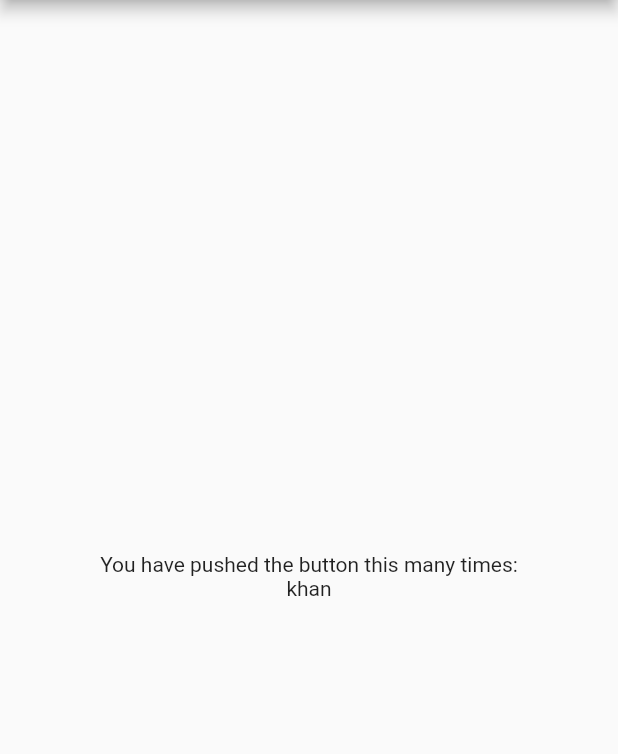
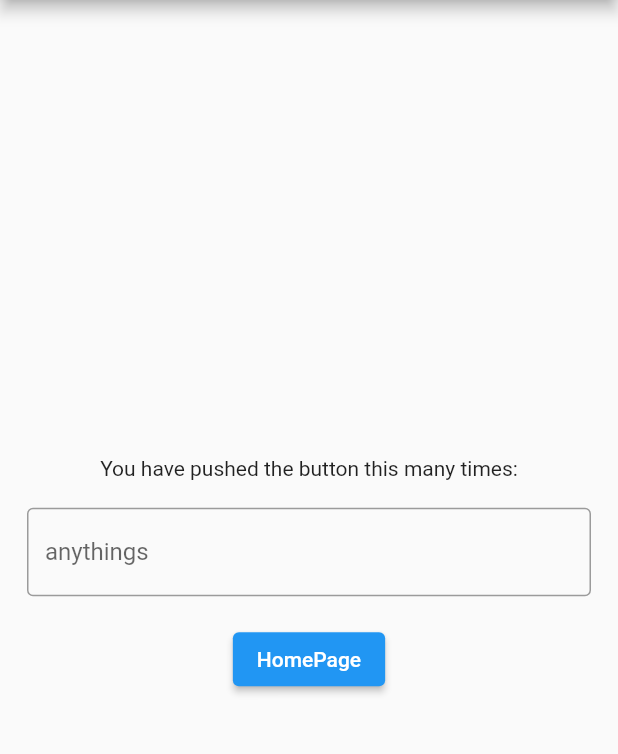
Before and after one commit to mdyasinkhan1996/My-First-Git, a Flutter app: the screen it shows after launch, on a phone screen of 412 x 824 dp, the part 84-838 px from its top. Run offline on Flutter 3.47's test engine with Material 2 defaults, Android fonts, the phone set to English and light mode, and no system bars.

Commit message:
new upload

```diff
--- a/lib/main.dart
+++ b/lib/main.dart
@@ -1,4 +1,5 @@
 import 'package:flutter/material.dart';
+import 'package:gitone/home.dart';
 
 void main() {
   runApp(const MyApp());
@@ -23,7 +24,6 @@ class MyApp extends StatelessWidget {
 class MyHomePage extends StatefulWidget {
   const MyHomePage({Key? key, required this.title}) : super(key: key);
 
-
   final String title;
 
   @override
@@ -31,7 +31,13 @@ class MyHomePage extends StatefulWidget {
 }
 
 class _MyHomePageState extends State<MyHomePage> {
+  final abc = TextEditingController();
 
+
+  @override
+  void dispose() {
+    abc.dispose();
+  }
 
   @override
   Widget build(BuildContext context) {
@@ -46,10 +52,27 @@ class _MyHomePageState extends State<MyHomePage> {
             const Text(
               'You have pushed the button this many times:',
             ),
-            Text("khan"),
+            Padding(
+              padding: const EdgeInsets.all(18.0),
+              child: TextField(
+                controller: abc,
+                decoration: InputDecoration(
+                    hintText: "anythings",
+                    border: OutlineInputBorder()
+                ),
+              ),
+            ),
+            ElevatedButton(
+                onPressed: (){
+                  Navigator.push(
+                      context,
+                      MaterialPageRoute(
+                          builder: (context)=>HomePage(abc.text)));
+                },
+                child: Text("HomePage"))
           ],
         ),
-      ),// This trailing comma makes auto-formatting nicer for build methods.
+      ), // This trailing comma makes auto-formatting nicer for build methods.
     );
   }
 }
```
Also changed, not shown: lib/home.dart (added, +34 -0 lines).
